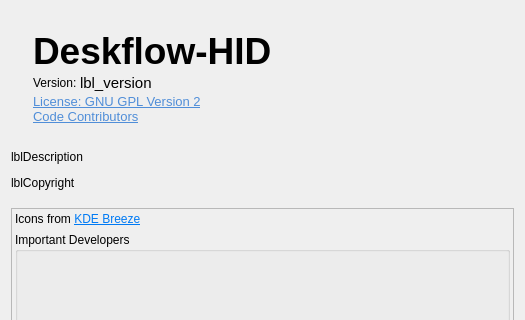
Qt form src/lib/gui/dialogs/AboutDialog.ui (lockekk/deskflow-hid) before a commit; both pictures show x 0 to 525 and y 0 to 320 of the 525 by 600 pixel window.
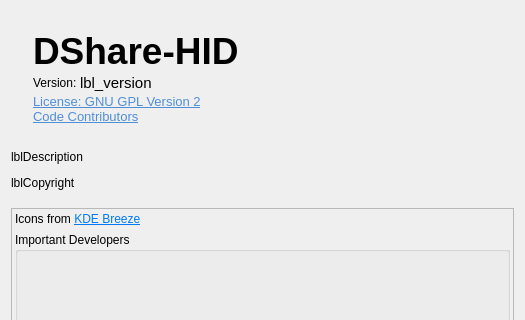
The same form after that commit. Icons and pictures are not drawn.

What changed in the file:
```diff
--- a/src/lib/gui/dialogs/AboutDialog.ui
+++ b/src/lib/gui/dialogs/AboutDialog.ui
@@ -105,7 +105,7 @@
          </font>
         </property>
         <property name="text">
-         <string notr="true">Deskflow-HID</string>
+         <string notr="true">DShare-HID</string>
         </property>
         <property name="scaledContents">
          <bool>false</bool>
```
Left out of the diff: 2 changed lines with no effect on the pictures.
